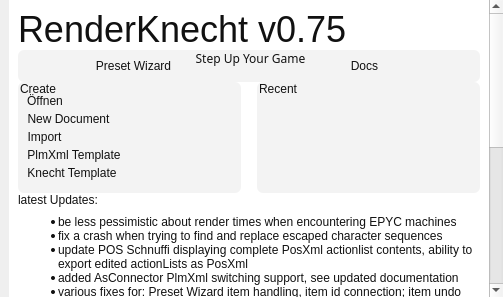
Before: the Qt Designer form ui/knecht_welcome.ui in tappi287/RenderKnecht2, drawn with Qt 5.
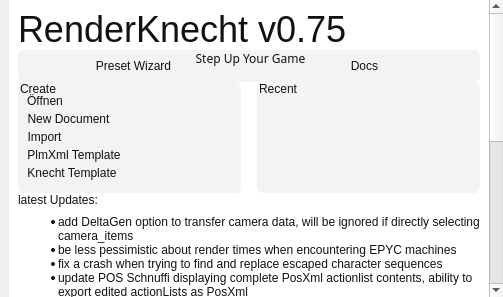
After: the same form once the commit is applied. Icons and pictures are not drawn.

Commit message: add DeltaGen option to transfer camera data or not

The edit to the form file:
```diff
--- a/ui/knecht_welcome.ui
+++ b/ui/knecht_welcome.ui
@@ -47,7 +47,7 @@
       <property name="geometry">
        <rect>
         <x>0</x>
-        <y>-297</y>
+        <y>0</y>
         <width>481</width>
         <height>606</height>
        </rect>
@@ -440,6 +440,7 @@
               </property>
               <property name="text">
                <string>&lt;ul&gt;
+&lt;li&gt;add DeltaGen option to transfer camera data, will be ignored if directly selecting camera_items&lt;/li&gt;
 &lt;li&gt;be less pessimistic about render times when encountering EPYC machines&lt;/li&gt;
 &lt;li&gt;fix a crash when trying to find and replace escaped character sequences&lt;/li&gt;
 &lt;li&gt;update POS Schnuffi displaying complete PosXml actionlist contents, ability to export edited actionLists as PosXml&lt;/li&gt;
```
The commit also changes 5 other files.
